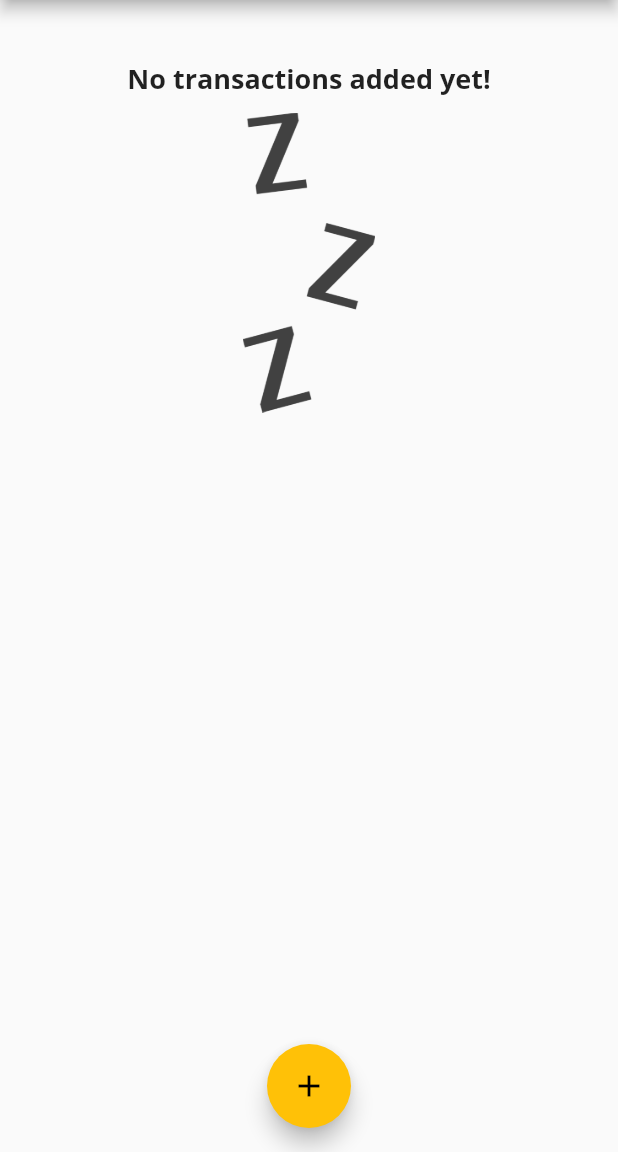
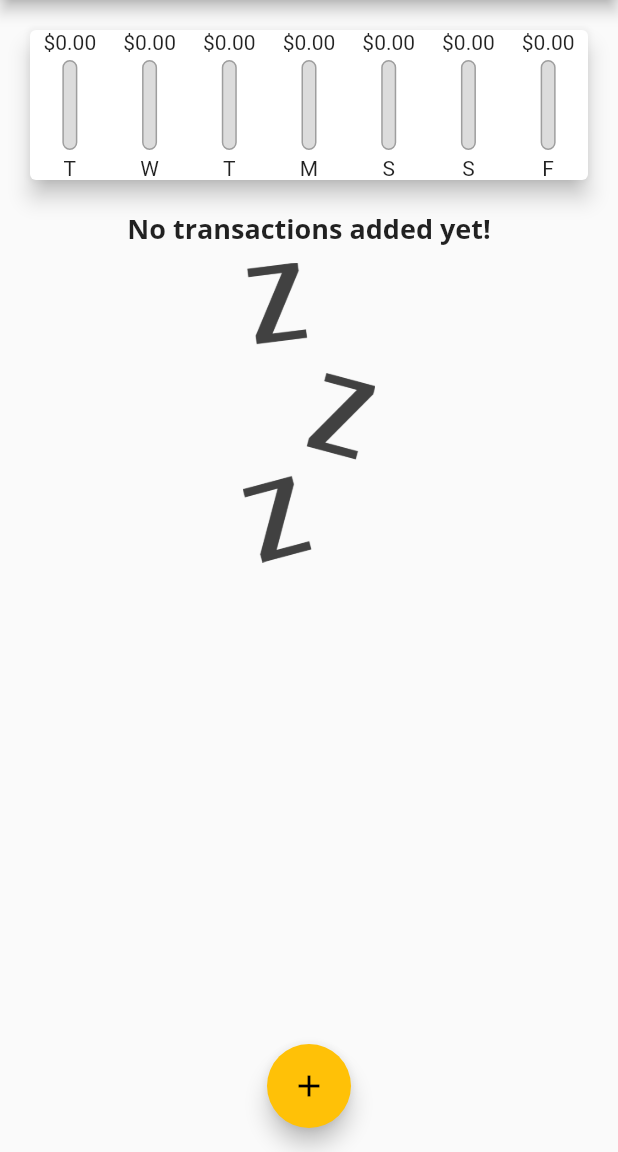
Before and after one commit to faisalahmedsifat/personal_expense_app, a Flutter app: the screen it shows after launch, on a phone screen of 412 x 824 dp, the part 84-1236 px from its top. Run offline on Flutter 3.47's test engine with Material 2 defaults, Android fonts, the phone set to English and light mode, and no system bars.

Commit message:
added chart bar

```diff
--- a/lib/widgets/chart.dart
+++ b/lib/widgets/chart.dart
@@ -1,5 +1,6 @@
 import 'package:flutter/material.dart';
 import 'package:intl/intl.dart';
+import '../widgets/chart_bar.dart';
 
 import '../models/transaction.dart';
 
@@ -15,6 +16,7 @@ class Chart extends StatelessWidget {
       );
 
       double totalSum = 0;
+
       for (var i = 0; i < recentTransactions.length; i++) {
         if (recentTransactions[i].date.day == weekDay.day &&
             recentTransactions[i].date.month == weekDay.month &&
@@ -26,19 +28,44 @@ class Chart extends StatelessWidget {
       print(DateFormat.E().format(weekDay));
       print(totalSum);
       return {
-        'day': DateFormat.E().format(weekDay),
+        'day': DateFormat.E().format(weekDay).substring(0, 1),
         'amount': totalSum,
       };
+    });
+  }
+
+  double get totalSpending {
+    return groupedTransactionValues.fold(0.0, (sum, item) {
+      // var val = item['amount'];
+      // print('val ${val}');
+      return sum + double.parse(item['amount'].toString());
     });
   }
 
   @override
   Widget build(BuildContext context) {
     print(groupedTransactionValues);
+    print(totalSpending);
     return Card(
       elevation: 6,
       margin: EdgeInsets.all(20),
-      child: Row(children: []),
+      child: Row(
+        mainAxisAlignment: MainAxisAlignment.spaceEvenly,
+        children: groupedTransactionValues.map(
+          (data) {
+            return Flexible(
+              fit: FlexFit.tight,
+              child: ChartBar(
+                data['day'] as String,
+                data['amount'] as double,
+                totalSpending == 0.0
+                    ? 0.0
+                    : (data['amount'] as double) / totalSpending,
+              ),
+            );
+          },
+        ).toList(),
+      ),
     );
   }
 }
--- /dev/null
+++ b/lib/widgets/chart_bar.dart
@@ -0,0 +1,49 @@
+import 'package:flutter/material.dart';
+
+class ChartBar extends StatelessWidget {
+  final String label;
+  final double spendingAmount;
+  final double spendingPctOfTotal;
+
+  ChartBar(this.label, this.spendingAmount, this.spendingPctOfTotal);
+
+  @override
+  Widget build(BuildContext context) {
+    return Column(
+      children: [
+        FittedBox(child: Text('\$${spendingAmount.toStringAsFixed(2)}')),
+        SizedBox(
+          height: 4,
+        ),
+        Container(
+          height: 60,
+          width: 10,
+          child: Stack(
+            children: [
+              Container(
+                decoration: BoxDecoration(
+                  border: Border.all(color: Colors.grey, width: 1.0),
+                  color: Color.fromRGBO(220, 220, 220, 1),
+                  borderRadius: BorderRadius.circular(10),
+                ),
+              ),
+              FractionallySizedBox(
+                heightFactor: spendingPctOfTotal,
+                child: Container(
+                  decoration: BoxDecoration(
+                    color: Theme.of(context).primaryColor,
+                    borderRadius: BorderRadius.circular(10),
+                  ),
+                ),
+              )
+            ],
+          ),
+        ),
+        SizedBox(
+          height: 4,
+        ),
+        Text(label),
+      ],
+    );
+  }
+}
```
